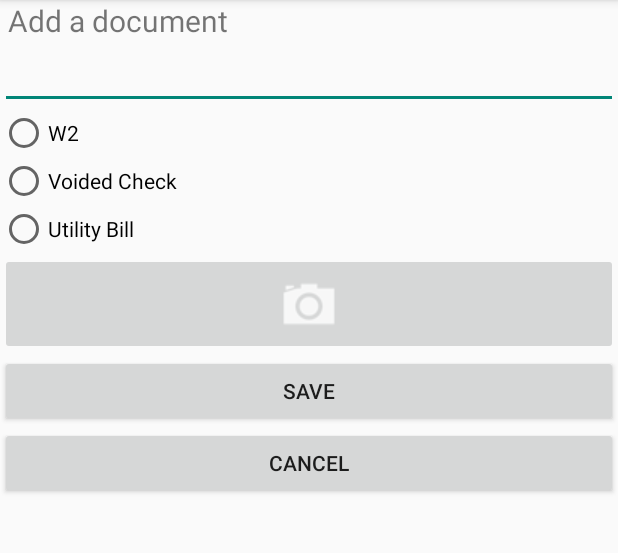
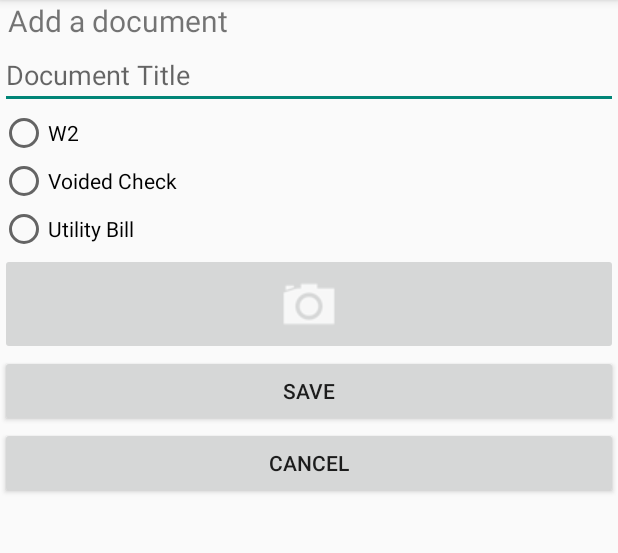
Before and after one commit to sharukhhasan/DocumentUpload, an Android app: the UploadActivity screen opened directly, with no data from a screen before it, on a phone screen of 412 x 824 dp, the part 84-637 px from its top. Run offline under Robolectric (Android 15) with nearby library versions, the phone set to English and light mode, and no system bars; libraries missing offline, so code that uses them is left out: com.parse.

```diff
--- a/app/src/main/java/com/sharukhhasan/docupload/adapters/DocumentListAdapter.java
+++ b/app/src/main/java/com/sharukhhasan/docupload/adapters/DocumentListAdapter.java
@@ -116,10 +116,11 @@ public class DocumentListAdapter extends ArrayAdapter<Document> {
 
         void populate(Document doc, Context context, boolean isBusy)
         {
-            docName.setText(doc.getTitle());
+            //docName.setText(doc.getTitle());
 
             if(!isBusy)
             {
+                docName.setText(doc.getTitle());
                 Glide.with(context).load(doc.getPhotoURL()).into(docImg);
             }
         }
--- a/app/src/main/java/com/sharukhhasan/docupload/fragments/CameraFragment.java
+++ b/app/src/main/java/com/sharukhhasan/docupload/fragments/CameraFragment.java
@@ -44,7 +44,7 @@ public class CameraFragment extends Fragment {
     @Override
     public View onCreateView(LayoutInflater inflater, ViewGroup parent, Bundle savedInstanceState)
     {
-        View v = inflater.inflate(R.layout.camera_fragment, parent, false);
+        View v = inflater.inflate(R.layout.fragment_camera, parent, false);
         photoButton = (ImageButton) v.findViewById(R.id.camera_photo_button);
         saveButton = (ImageButton) v.findViewById(R.id.save_photo_button);
         saveButton.setVisibility(View.GONE);
--- a/app/src/main/java/com/sharukhhasan/docupload/fragments/NewDocumentFragment.java
+++ b/app/src/main/java/com/sharukhhasan/docupload/fragments/NewDocumentFragment.java
@@ -6,6 +6,8 @@ import android.app.FragmentTransaction;
 import android.app.ProgressDialog;
 import android.content.Context;
 import android.os.Bundle;
+import android.text.Editable;
+import android.text.TextWatcher;
 import android.view.LayoutInflater;
 import android.view.View;
 import android.view.ViewGroup;
@@ -13,16 +15,13 @@ import android.view.inputmethod.InputMethodManager;
 import android.widget.Button;
 import android.widget.EditText;
 import android.widget.ImageButton;
-import android.widget.RadioButton;
 import android.widget.RadioGroup;
 import android.widget.TextView;
 import android.widget.Toast;
 import android.widget.ImageView;
 
 import com.bumptech.glide.Glide;
-import com.parse.GetDataCallback;
 import com.parse.ParseException;
-import com.parse.ParseFile;
 import com.parse.ParseUser;
 import com.parse.SaveCallback;
 
@@ -40,7 +39,6 @@ public class NewDocumentFragment extends Fragment {
     private TextView documentName;
     private ImageView documentPreview;
     private RadioGroup radioGroup;
-    private RadioButton rb_wTwo, rb_voidedCheck, rb_utilityBill;
     private String radioButtonChoice;
     private ProgressDialog mProgressDialog;
 
@@ -53,15 +51,43 @@ public class NewDocumentFragment extends Fragment {
     @Override
     public View onCreateView(LayoutInflater inflater, ViewGroup parent, Bundle SavedInstanceState)
     {
-        View v = inflater.inflate(R.layout.new_document_fragment, parent, false);
+        View v = inflater.inflate(R.layout.fragment_new_document, parent, false);
 
         documentName = ((EditText) v.findViewById(R.id.document_name));
 
         radioGroup = (RadioGroup) v.findViewById(R.id.myRadioGroup);
+        radioGroup.setClickable(false);
+
+        photoButton = ((ImageButton) v.findViewById(R.id.photo_button));
+        photoButton.setClickable(false);
+
+        saveButton = ((Button) v.findViewById(R.id.save_button));
+        saveButton.setClickable(false);
+
+        documentName.addTextChangedListener(new TextWatcher() {
+            @Override
+            public void beforeTextChanged(CharSequence s, int start, int count, int after) {
+
+            }
+
+            @Override
+            public void onTextChanged(CharSequence s, int start, int before, int count) {
+                radioGroup.setClickable(true);
+            }
+
+            @Override
+            public void afterTextChanged(Editable s) {
+                radioGroup.setClickable(true);
+            }
+        });
+
+
         radioGroup.setOnCheckedChangeListener(new RadioGroup.OnCheckedChangeListener() {
             @Override
             public void onCheckedChanged(RadioGroup group, int checkedId)
             {
+                photoButton.setClickable(true);
+
                 if(checkedId == R.id.choiceW2)
                 {
                     radioButtonChoice = "W2";
@@ -77,19 +103,19 @@ public class NewDocumentFragment extends Fragment {
             }
         });
 
-        photoButton = ((ImageButton) v.findViewById(R.id.photo_button));
         photoButton.setOnClickListener(new View.OnClickListener() {
 
             @Override
             public void onClick(View v)
             {
+                saveButton.setClickable(true);
+
                 InputMethodManager imm = (InputMethodManager) getActivity().getSystemService(Context.INPUT_METHOD_SERVICE);
                 imm.hideSoftInputFromWindow(documentName.getWindowToken(), 0);
                 startCamera();
             }
         });
 
-        saveButton = ((Button) v.findViewById(R.id.save_button));
         saveButton.setOnClickListener(new View.OnClickListener() {
 
             @Override
@@ -190,7 +216,6 @@ public class NewDocumentFragment extends Fragment {
         {
             Glide.with(getActivity()).load(docURL).into(documentPreview);
             documentPreview.setVisibility(View.VISIBLE);
-
         }
     }
 }
--- a/app/src/main/java/com/sharukhhasan/docupload/models/Document.java
+++ b/app/src/main/java/com/sharukhhasan/docupload/models/Document.java
@@ -12,6 +12,7 @@ import java.io.File;
  */
 @ParseClassName("Document")
 public class Document extends ParseObject {
+    private String photoURL;
 
     // Default constructor
     public Document() {}
@@ -58,6 +59,12 @@ public class Document extends ParseObject {
 
     public String getPhotoURL()
     {
-        return getParseFile("DocumentImage").getUrl();
+        //return getParseFile("DocumentImage").getUrl();
+        return photoURL;
+    }
+
+    public void setPhotoURL(String url)
+    {
+        photoURL = url;
     }
 }
--- a/app/src/main/res/layout/new_document_fragment.xml
+++ b/app/src/main/res/layout/fragment_new_document.xml
@@ -15,7 +15,8 @@
         android:id="@+id/document_name"
         android:layout_width="match_parent"
         android:layout_height="wrap_content"
-        android:inputType="textMultiLine" />
+        android:inputType="textMultiLine"
+        android:hint="Document Title" />
 
     <RadioGroup
         android:layout_width="wrap_content"
--- a/app/src/main/res/values/strings.xml
+++ b/app/src/main/res/values/strings.xml
@@ -86,4 +86,7 @@
     <string name="choice_w2">W2</string>
     <string name="choice_voided_check">Voided Check</string>
     <string name="choice_utility_bill">Utility Bill</string>
+
+    <string name="dialog_box_camera">Avant will review your submission within 24 hours</string>
+    <string name="dialog_box_ok">Ok</string>
 </resources>
```
Also changed, not shown: app/src/main/java/com/sharukhhasan/docupload/activities/MainActivity.java (+10 -9 lines), app/src/main/res/layout/fragment_camera.xml (renamed from app/src/main/res/layout/camera_fragment.xml).
